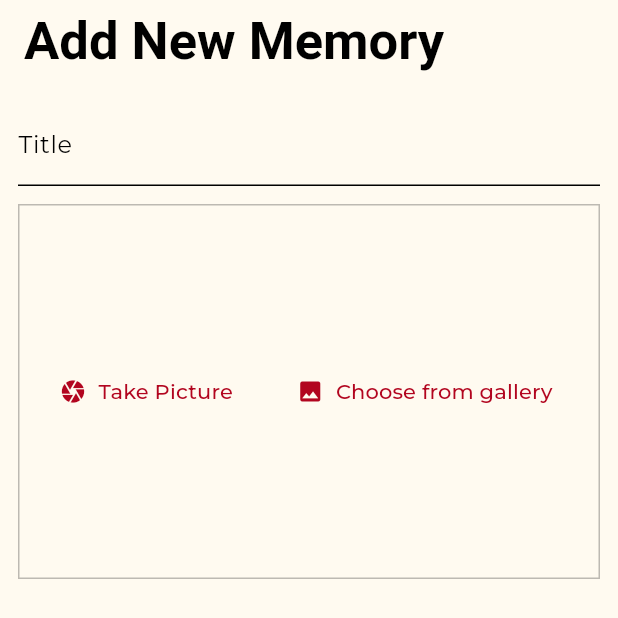
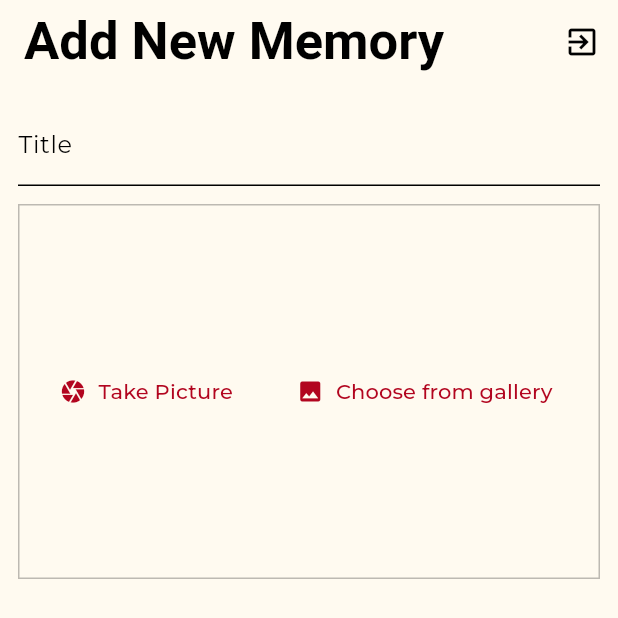
Before and after one commit to BilawalMehfooz1/memories_app, a Flutter app: the screen it shows once a user with an empty profile is signed in, item 2 of the bottom bar chosen, after a tap on "Add", on a phone screen of 412 x 824 dp, the top half of it. Run offline on Flutter 3.47's test engine with Material 2 defaults, Android fonts, the phone set to English and light mode, and no system bars; our stand-ins replace cloud_firestore, firebase_auth, firebase_core, firebase_storage, google_fonts, image_picker; accounts and stored records are empty.

Commit message:
setting up

```diff
--- a/lib/main.dart
+++ b/lib/main.dart
@@ -1,5 +1,3 @@
-import 'package:memories_app/screens/tabs_screen.dart';
-
 import 'firebase_options.dart';
 import 'package:firebase_auth/firebase_auth.dart';
 import 'package:firebase_core/firebase_core.dart';
@@ -7,6 +5,7 @@ import 'package:firebase_core/firebase_core.dart';
 import 'package:flutter/material.dart';
 import 'package:memories_app/models/theme.dart';
 import 'package:memories_app/screens/auth_screen.dart';
+import 'package:memories_app/screens/tabs_screen.dart';
 import 'package:memories_app/screens/splash_screen.dart';
 
 void main() async {
--- a/lib/screens/add_memory_screen.dart
+++ b/lib/screens/add_memory_screen.dart
@@ -1,4 +1,5 @@
 import 'dart:io';
+import 'package:firebase_auth/firebase_auth.dart';
 import 'package:flutter/material.dart';
 import 'package:memories_app/widgets/image_input.dart';
 
@@ -23,6 +24,13 @@ class _AddNewMemoryScreenState extends State<AddNewMemoryScreen> {
   }
 
   void _saveMemory() async {
+    // Ensure the user is authenticated
+    final user = FirebaseAuth.instance.currentUser;
+    if (user == null) {
+      // Add logic to navigate to login or show a prompt
+      return;
+    }
+
     if (_titleController.text.trim().length < 4 ||
         _titleController.text.trim().isEmpty ||
         _titleController.text.isEmpty) {
@@ -48,7 +56,8 @@ class _AddNewMemoryScreenState extends State<AddNewMemoryScreen> {
       final ref = FirebaseStorage.instance
           .ref()
           .child('memories')
-          .child('${DateTime.now().toIso8601String()}.jpg');
+          // Improve image naming with user UID for uniqueness
+          .child('${DateTime.now().toIso8601String()}_${user.uid}.jpg');
 
       await ref.putFile(_selectedImage!);
 
@@ -58,27 +67,33 @@ class _AddNewMemoryScreenState extends State<AddNewMemoryScreen> {
       await FirebaseFirestore.instance.collection('memories').add({
         'title': _titleController.text,
         'imageUrl': imageUrl,
-        // Add other details like the date, etc. if necessary
+        'userID': user.uid,
       });
     } catch (error) {
+      String errorMessage;
       if (error is FirebaseException) {
-        if (!mounted) {
-          return;
+        // Mapping known errors to user-friendly messages
+        switch (error.code) {
+          case 'operation-not-allowed':
+            errorMessage = 'Saving memories is not allowed currently.';
+            break;
+          case 'user-not-found':
+            errorMessage = 'User not found.';
+            break;
+          // Add other cases as needed.
+          default:
+            errorMessage = error.message ?? 'An unknown error occurred.';
+            break;
         }
+      } else {
+        errorMessage = 'An error occurred. Please try again.';
+      }
+
+      if (mounted) {
         ScaffoldMessenger.of(context).clearSnackBars();
         ScaffoldMessenger.of(context).showSnackBar(
           SnackBar(
-            content: Text(error.message!),
-          ),
-        );
-      } else {
-        if (!mounted) {
-          return;
-        }
-        ScaffoldMessenger.of(context).clearSnackBars();
-        ScaffoldMessenger.of(context).showSnackBar(
-          const SnackBar(
-            content: Text('An error occurred. Please try again.'),
+            content: Text(errorMessage),
           ),
         );
       }
@@ -103,11 +118,6 @@ class _AddNewMemoryScreenState extends State<AddNewMemoryScreen> {
               },
             ),
             const SizedBox(height: 10),
-            // LocationInput(
-            //   onSelectLocation: (location) {
-            //     _selectedLocation = location;
-            //   },
-            // ),
             const SizedBox(height: 16),
             ElevatedButton.icon(
               onPressed: _saveMemory,
--- a/lib/screens/auth_screen.dart
+++ b/lib/screens/auth_screen.dart
@@ -51,6 +51,7 @@ class _AuthScreenState extends State<AuthScreen> {
 
     _form.currentState!.save();
 
+    // Add this check for password and confirm password mismatch
     if (!_isLogin && _enteredPassword != _confirmPassword) {
       ScaffoldMessenger.of(context).showSnackBar(
         const SnackBar(
@@ -60,11 +61,11 @@ class _AuthScreenState extends State<AuthScreen> {
       return;
     }
 
+    setState(() {
+      _isAuthenticating = true;
+    });
+
     try {
-      setState(() {
-        _isAuthenticating = true;
-      });
-
       if (_isLogin) {
         userCredentials = await _firebase.signInWithEmailAndPassword(
           email: _enteredEmail,
@@ -103,6 +104,7 @@ class _AuthScreenState extends State<AuthScreen> {
           ),
         );
       }
+    } finally {
       setState(() {
         _isAuthenticating = false;
       });
--- a/lib/screens/tabs_screen.dart
+++ b/lib/screens/tabs_screen.dart
@@ -1,3 +1,4 @@
+import 'package:firebase_auth/firebase_auth.dart';
 import 'package:flutter/material.dart';
 import 'package:memories_app/screens/add_memory_screen.dart';
 import 'package:memories_app/screens/favorites_screen.dart';
@@ -30,6 +31,14 @@ class _TabsScreenState extends State<TabsScreen> {
     return Scaffold(
       appBar: AppBar(
         title: Text(titles[currentIndex]),
+         actions: [
+            IconButton(
+              onPressed: () {
+                FirebaseAuth.instance.signOut();
+              },
+              icon: const Icon(Icons.exit_to_app),
+            )
+          ],
       ),
       body: pages[currentIndex],
       bottomNavigationBar: BottomNavigationBar(
--- a/lib/widgets/image_input.dart
+++ b/lib/widgets/image_input.dart
@@ -24,7 +24,6 @@ class _ImageInputState extends State<ImageInput> {
     final pickedImage = await imagePicker.pickImage(
       source: ImageSource.camera,
       maxWidth: 600,
-       maxHeight: 600,
     );
     if (pickedImage == null) {
       return;
```
